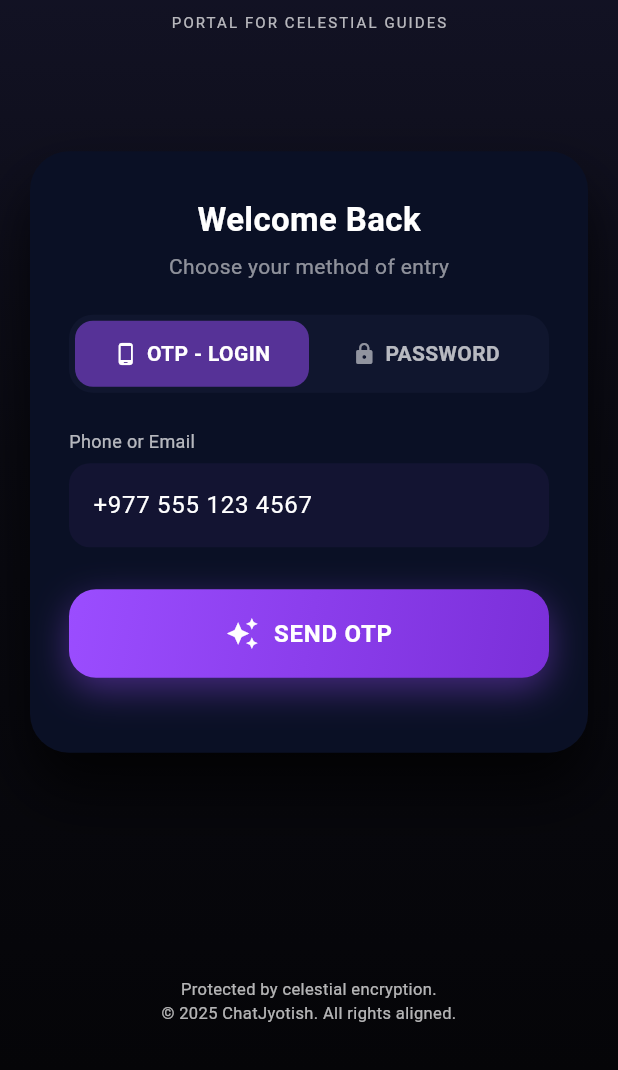
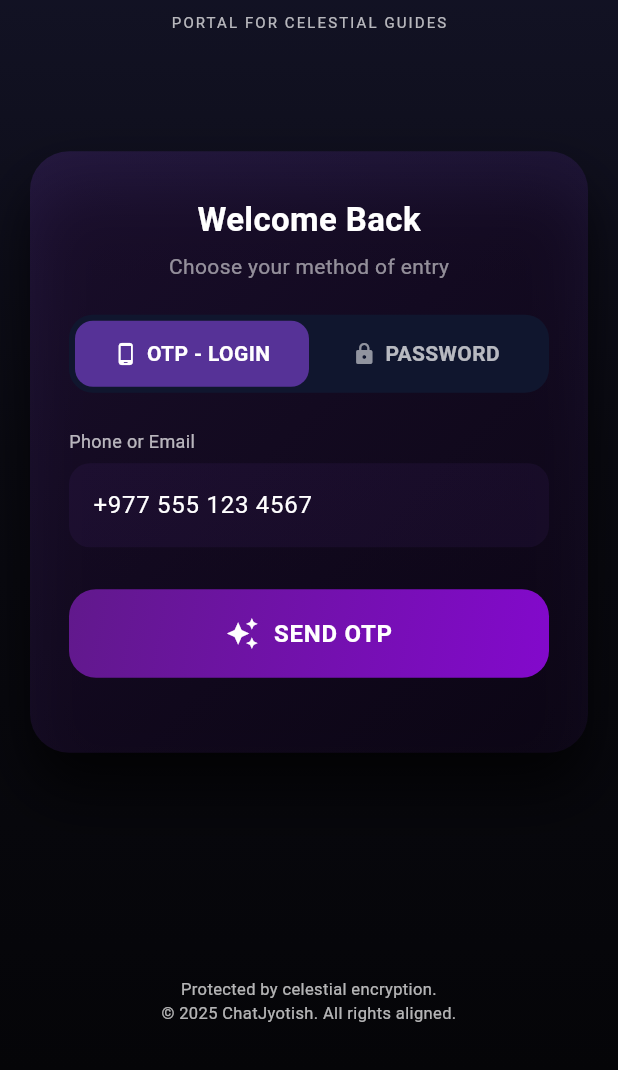
Before and after one commit to kripas1369/chat_joytishe, a Flutter app: the screen it shows after launch, after a tap on "Get Started", on a phone screen of 412 x 824 dp, the part 166-1236 px from its top. Run offline on Flutter 3.47's test engine with Material 3 defaults, Android fonts, the phone set to English and light mode, and no system bars; our stand-ins replace equatable, flutter_bloc, image_picker, shared_preferences; network calls fail.

Commit message:
refactor: refactor splash,otp,horoscope screen

```diff
--- a/lib/constants/constant.dart
+++ b/lib/constants/constant.dart
@@ -3,20 +3,6 @@ import 'package:flutter/material.dart';
 const Color gold = Color(0xFFF5C84C);
 const Color goldShadow = Color(0xFF6B5A1E);
 const Color cardColor = Color(0xFF0A1025);
-const Color formFieldColor = Color(0xFF10162E);
-const Color primaryPurple = Color(0xFF8B30E7);
-const Color secondaryPurple = Color(0xFF512183);
-const Gradient cardColor1 = LinearGradient(
-  begin: Alignment.topLeft,
-  end: Alignment.bottomRight,
-  colors: [Color(0xFFFF6F00), Color(0xFFFF8F00), Color(0xFFFFC107)],
-);
-const Gradient cardColor2 = LinearGradient(
-  begin: Alignment.topLeft,
-  end: Alignment.topRight,
-  // colors: [Color(0xFF8B3CF6), Color(0xFFA855F7), Color(0xFFD946EF)],
-  colors: [Color(0xFFD946EF), Color(0xFF3A0481)],
-);
 
 class AppColors {
   static const Color primaryPurple = Color(0xFF9B4DFF);
@@ -39,8 +25,8 @@ class AppColors {
   static const Color starWhite = Color(0xFFE8E8FF);
   static const Color glowPurple = Color(0x409B4DFF);
 
-   static const Color success = Color(0xFF19611C);
-   static const Color error = Color(0xFFA51010);
+  static const Color success = Color(0xFF19611C);
+  static const Color error = Color(0xFFA51010);
 
   static const LinearGradient primaryGradient = LinearGradient(
     begin: Alignment.topLeft,
@@ -71,4 +57,10 @@ class AppColors {
     colors: [AppColors.primaryPurple, AppColors.deepPurple],
     //.withOpacity 0.15,0.08
   );
+
+  static const LinearGradient splashGradient = LinearGradient(
+    colors: [Color(0xFF61198C), Color(0xFF8309CC)],
+    begin: Alignment.topLeft,
+    end: Alignment.bottomRight,
+  );
 }
--- a/lib/features/app_widgets/app_button.dart
+++ b/lib/features/app_widgets/app_button.dart
@@ -25,15 +25,8 @@ class AppButton extends StatelessWidget {
         duration: Duration(milliseconds: 200),
         padding: EdgeInsets.symmetric(vertical: 18),
         decoration: BoxDecoration(
-          gradient: gradient ?? AppColors.primaryGradient,
+          gradient: gradient ?? AppColors.splashGradient,
           borderRadius: BorderRadius.circular(18),
-          boxShadow: [
-            BoxShadow(
-              color: AppColors.primaryPurple.withOpacity(0.4),
-              blurRadius: 20,
-              offset: Offset(0, 8),
-            ),
-          ],
         ),
         child: Row(
           mainAxisAlignment: MainAxisAlignment.center,
--- a/lib/features/auth/screens/login_screen.dart
+++ b/lib/features/auth/screens/login_screen.dart
@@ -78,7 +78,7 @@ class _LoginScreenContentState extends State<LoginScreenContent>
                 onToggle: () {
                   setState(() => usePassword = !usePassword);
                 },
-                glow: glowController,
+
                 passwordVisibility: passwordVisibility,
                 onPasswordToggle: () {
                   setState(() => passwordVisibility = !passwordVisibility);
--- a/lib/features/auth/screens/otp_screen.dart
+++ b/lib/features/auth/screens/otp_screen.dart
@@ -201,7 +201,15 @@ class _OtpScreenContentState extends State<OtpScreenContent> {
     return Container(
       padding: EdgeInsets.all(24),
       decoration: BoxDecoration(
-        color: cardColor,
+        gradient: LinearGradient(
+          begin: Alignment.topLeft,
+          end: Alignment.bottomRight,
+          colors: [
+            AppColors.primaryPurple.withOpacity(0.15),
+            AppColors.deepPurple.withOpacity(0.08),
+          ],
+        ),
+        // color: cardColor,
         borderRadius: BorderRadius.circular(20),
       ),
       child: Column(
--- a/lib/features/auth/screens/splash_screen.dart
+++ b/lib/features/auth/screens/splash_screen.dart
@@ -1,6 +1,8 @@
 import 'dart:math';
 import 'package:chat_jyotishi/features/auth/widgets/app_button_splash.dart';
 import 'package:flutter/material.dart';
+import 'package:flutter/services.dart';
+import '../../../constants/constant.dart';
 import 'login_screen.dart';
 
 class SplashScreen extends StatefulWidget {
@@ -32,14 +34,32 @@ class _SplashScreenState extends State<SplashScreen>
 
   @override
   Widget build(BuildContext context) {
+    SystemChrome.setSystemUIOverlayStyle(
+      const SystemUiOverlayStyle(
+        statusBarColor: Colors.transparent,
+        statusBarIconBrightness: Brightness.light,
+      ),
+    );
+
+    final screenWidth = MediaQuery.of(context).size.width;
+
     return Scaffold(
       body: Stack(
         fit: StackFit.expand,
         children: [
-          Image.asset('assets/image/splash_image.jpg', fit: BoxFit.cover),
-          Opacity(opacity: 0.6, child: Container(color: Colors.black)),
-          const TwinklingStars(starCount: 3),
+          Container(decoration: BoxDecoration(color: Colors.black)),
 
+          // Opacity(
+          //   opacity: 0.4,
+          //   child: ClipOval(
+          //     child: Image.asset(
+          //       'assets/logo/logo.png',
+          //       width: screenWidth,
+          //       height: screenWidth,
+          //       fit: BoxFit.contain,
+          //     ),
+          //   ),
+          // ),
           Center(
             child: AnimatedBuilder(
               animation: _rotationController,
@@ -51,8 +71,8 @@ class _SplashScreenState extends State<SplashScreen>
                     child: ClipOval(
                       child: Image.asset(
                         'assets/image/splash_image1.webp',
-                        width: MediaQuery.of(context).size.width * 1,
-                        height: MediaQuery.of(context).size.width * 1,
+                        width: screenWidth,
+                        height: screenWidth,
                         fit: BoxFit.contain,
                       ),
                     ),
@@ -62,70 +82,35 @@ class _SplashScreenState extends State<SplashScreen>
             ),
           ),
 
-          Padding(
-            padding: const EdgeInsets.symmetric(horizontal: 24),
-            child: Column(
-              mainAxisAlignment: MainAxisAlignment.center,
-              crossAxisAlignment: CrossAxisAlignment.center,
-              children: [
-                Opacity(
-                  opacity: 0.9,
-                  child: ShaderMask(
-                    shaderCallback: (bounds) => LinearGradient(
-                      colors: [
-                        Color(0xFFAC40ED),
-                        Color(0xFFD81B60),
-                        Color(0xFFF1A441),
-                      ],
-                    ).createShader(bounds),
-                    child: Text(
-                      'Chat Jyotish',
-                      textAlign: TextAlign.center,
-                      style: TextStyle(
-                        fontSize: 36,
-                        fontWeight: FontWeight.bold,
-                        letterSpacing: 1.2,
-                        color: Colors.white,
+          // Twinkling stars
+          const TwinklingStars(starCount: 3),
+
+          SafeArea(
+            child: Align(
+              alignment: Alignment.topCenter,
+              child: Padding(
+                padding: EdgeInsets.only(top: 50, left: 16, right: 16),
+                child: Image.asset(
+                  'assets/logo/name_logo.png',
+                  fit: BoxFit.contain,
+                  width: screenWidth * 0.6,
                 ),
               ),
             ),
           ),
-                SizedBox(height: 8),
-                Opacity(
-                  opacity: 0.75,
-                  child: Text(
-                    'Discover Your Cosmic Path',
-                    textAlign: TextAlign.center,
-                    style: TextStyle(
-                      fontSize: 22,
-                      fontWeight: FontWeight.bold,
-                      letterSpacing: 1.2,
-                      color: Colors.white70,
-                    ),
-                  ),
-                ),
-                SizedBox(height: 8),
-                Opacity(
-                  opacity: 0.7,
-                  child: Text(
-                    'Connect with Verified Expert Astrologers',
-                    textAlign: TextAlign.center,
-                    style: TextStyle(fontSize: 12, color: Colors.white70),
-                  ),
-                ),
-                SizedBox(height: 40),
-                SizedBox(
+
+          Align(
+            alignment: Alignment.bottomCenter,
+            child: Padding(
+              padding: EdgeInsets.only(bottom: 66),
+              child: SizedBox(
                 width: 240,
                 child: AppButton(
                   title: 'Get Started',
-                    suffixIcon: Icon(
-                      Icons.arrow_forward,
-                      color: Colors.white70,
-                    ),
+                  suffixIcon: Icon(Icons.arrow_forward, color: Colors.white70),
                   onTap: _onGetStarted,
                 ),
               ),
-              ],
             ),
           ),
         ],
@@ -136,7 +121,7 @@ class _SplashScreenState extends State<SplashScreen>
   void _onGetStarted() {
     Navigator.pushReplacement(
       context,
-      MaterialPageRoute(builder: (context) => LoginScreen()),
+      MaterialPageRoute(builder: (context) => const LoginScreen()),
     );
   }
 }
--- a/lib/features/auth/widgets/app_button_splash.dart
+++ b/lib/features/auth/widgets/app_button_splash.dart
@@ -24,9 +24,7 @@ class AppButton extends StatelessWidget {
       height: height ?? 50,
       decoration: BoxDecoration(
         gradient: LinearGradient(
-          colors:
-              gradientColors ??
-              [Color(0xFFAC40ED), Color(0xFFD81B60), Color(0xFFFF8F00)],
+          colors: gradientColors ?? [Color(0xFF460C68), Color(0xFF8309CC)],
           begin: Alignment.topLeft,
           end: Alignment.bottomRight,
         ),
--- a/lib/features/auth/widgets/input_field.dart
+++ b/lib/features/auth/widgets/input_field.dart
@@ -37,7 +37,7 @@ class InputField extends StatelessWidget {
                 ? Icon(prefixIcon, color: Colors.white70)
                 : null,
             suffixIcon: suffixIcon != null
-                ? Icon(suffixIcon, color: gold)
+                ? Icon(suffixIcon, color: Colors.white)
                 : null,
             hintText: hint,
             hintStyle: TextStyle(color: Colors.white),
--- a/lib/features/auth/widgets/login_card.dart
+++ b/lib/features/auth/widgets/login_card.dart
@@ -1,4 +1,6 @@
 import 'package:chat_jyotishi/features/app_widgets/show_top_snackBar.dart';
+import 'package:chat_jyotishi/features/auth/widgets/input_field.dart';
+import 'package:chat_jyotishi/features/auth/widgets/method_toggle.dart';
 import 'package:flutter/material.dart';
 import 'package:flutter_bloc/flutter_bloc.dart';
 
@@ -8,21 +10,17 @@ import '../bloc/auth_bloc.dart';
 import '../bloc/auth_events.dart';
 import '../bloc/auth_states.dart';
 import '../screens/otp_screen.dart';
-import 'input_field.dart';
-import 'method_toggle.dart';
 
 class LoginCard extends StatefulWidget {
   final bool usePassword;
   final VoidCallback onToggle;
   final bool passwordVisibility;
   final VoidCallback onPasswordToggle;
-  final Animation<double> glow;
 
   const LoginCard({
     super.key,
     required this.usePassword,
     required this.onToggle,
-    required this.glow,
     required this.passwordVisibility,
     required this.onPasswordToggle,
   });
@@ -55,8 +53,11 @@ class _LoginCardState extends State<LoginCard> {
             showDialog(
               context: context,
               barrierDismissible: false,
-              builder: (_) =>
-                  Center(child: CircularProgressIndicator(color: gold)),
+              builder: (_) => Center(
+                child: CircularProgressIndicator(
+                  color: AppColors.primaryPurple,
+                ),
+              ),
             );
           }
         } else {
@@ -65,6 +66,7 @@ class _LoginCardState extends State<LoginCard> {
             Navigator.of(context).pop();
           }
         }
+
         if (state is AuthOtpLoadedState) {
           Navigator.push(
             context,
@@ -78,7 +80,6 @@ class _LoginCardState extends State<LoginCard> {
         }
 
         if (state is AuthErrorState) {
-          debugPrint(state.message);
           ScaffoldMessenger.of(context).showSnackBar(
             SnackBar(content: Text(state.message), backgroundColor: Colors.red),
           );
@@ -89,7 +90,14 @@ class _LoginCardState extends State<LoginCard> {
           width: 380,
           padding: EdgeInsets.fromLTRB(26, 30, 26, 28),
           decoration: BoxDecoration(
-            color: cardColor,
+            gradient: LinearGradient(
+              begin: Alignment.topLeft,
+              end: Alignment.bottomRight,
+              colors: [
+                AppColors.primaryPurple.withOpacity(0.15),
+                AppColors.deepPurple.withOpacity(0.08),
+              ],
+            ),
             borderRadius: BorderRadius.circular(26),
             boxShadow: [
               BoxShadow(
@@ -116,8 +124,11 @@ class _LoginCardState extends State<LoginCard> {
                 style: TextStyle(color: Colors.white54),
               ),
               SizedBox(height: 22),
+
               MethodToggle(active: widget.usePassword, onTap: widget.onToggle),
+
               SizedBox(height: 24),
+
               AnimatedSwitcher(
                 duration: Duration(milliseconds: 300),
                 child: widget.usePassword
@@ -180,15 +191,10 @@ class _LoginCardState extends State<LoginCard> {
                         ],
                       ),
               ),
+
               SizedBox(height: 28),
-              AnimatedBuilder(
-                animation: widget.glow,
-                builder: (_, __) {
-                  return Container(
-                    decoration: BoxDecoration(
-                      borderRadius: BorderRadius.circular(18),
-                    ),
-                    child: AppButton(
+
+              AppButton(
                 title: widget.usePassword ? 'LOGIN' : 'SEND OTP',
                 isLoading: state is AuthLoadingState,
                 icon: Icons.auto_awesome,
@@ -206,8 +212,6 @@ class _LoginCardState extends State<LoginCard> {
                       );
                       return;
                     }
-
-                          // context.read<AuthBloc>().add(LoginWithPasswordEvent(...));
                   } else {
                     final phone = phoneController.text.trim();
 
@@ -220,13 +224,11 @@ class _LoginCardState extends State<LoginCard> {
                       );
                       return;
                     }
+
                     context.read<AuthBloc>().add(
                       SendOtpEvent(phoneNumber: phone),
                     );
                   }
-                      },
-                    ),
-                  );
                 },
               ),
 
--- a/lib/features/home/screens/horroscope_screen.dart
+++ b/lib/features/home/screens/horroscope_screen.dart
@@ -33,6 +33,11 @@ class _HoroscopeGridScreenState extends State<HoroscopeScreen> {
       body: Stack(
         children: [
           StarFieldBackground(),
+          Container(
+            decoration: BoxDecoration(
+              gradient: AppColors.backgroundGradient.withOpacity(0.8),
+            ),
+          ),
 
           SafeArea(
             child: Column(
@@ -92,15 +97,19 @@ class _HoroscopeGridScreenState extends State<HoroscopeScreen> {
   Widget _zodiacCard(int index, String name, String icon) {
     bool isHovered = hoveredIndex == index;
 
-    return MouseRegion(
-      onEnter: (_) => setState(() => hoveredIndex = index),
-      onExit: (_) => setState(() => hoveredIndex = -1),
-      child: InkWell(
+    return InkWell(
       onTap: () {},
       child: Container(
         padding: EdgeInsets.all(12),
         decoration: BoxDecoration(
-            gradient: cardColor2.withOpacity(0.9),
+          gradient: LinearGradient(
+            begin: Alignment.topLeft,
+            end: Alignment.bottomRight,
+            colors: [
+              AppColors.primaryPurple.withOpacity(0.4),
+              AppColors.deepPurple.withOpacity(0.08),
+            ],
+          ),
           borderRadius: BorderRadius.circular(16),
           border: Border.all(color: Colors.white24),
           boxShadow: isHovered
@@ -113,7 +122,6 @@ class _HoroscopeGridScreenState extends State<HoroscopeScreen> {
                   ),
                 ],
         ),
-          transform: Matrix4.identity()..scale(isHovered ? 1.05 : 1.0),
         child: Column(
           mainAxisAlignment: MainAxisAlignment.center,
           children: [
@@ -130,7 +138,6 @@ class _HoroscopeGridScreenState extends State<HoroscopeScreen> {
           ],
         ),
       ),
-      ),
     );
   }
 }
--- a/lib/features/profile/screens/user_profile_screen.dart
+++ b/lib/features/profile/screens/user_profile_screen.dart
@@ -19,7 +19,6 @@ class _UserProfileScreenState extends State<UserProfileScreen>
   File? profileImage;
   final ImagePicker picker = ImagePicker();
 
-  // Controllers
   final TextEditingController nameController = TextEditingController();
   final TextEditingController dobController = TextEditingController();
   final TextEditingController tobController = TextEditingController();
@@ -92,9 +91,7 @@ class _UserProfileScreenState extends State<UserProfileScreen>
       body: Stack(
         children: [
           Container(
-            decoration: const BoxDecoration(
-              gradient: AppColors.backgroundGradient,
-            ),
+            decoration: BoxDecoration(gradient: AppColors.backgroundGradient),
           ),
 
           Positioned(
@@ -792,15 +789,8 @@ class _UserProfileScreenState extends State<UserProfileScreen>
         duration: Duration(milliseconds: 200),
         padding: EdgeInsets.symmetric(vertical: 18),
         decoration: BoxDecoration(
-          gradient: AppColors.primaryGradient,
+          gradient: AppColors.splashGradient,
           borderRadius: BorderRadius.circular(18),
-          boxShadow: [
-            BoxShadow(
-              color: AppColors.primaryPurple.withOpacity(0.4),
-              blurRadius: 20,
-              offset: Offset(0, 8),
-            ),
-          ],
         ),
         child: Row(
           mainAxisAlignment: MainAxisAlignment.center,
--- a/pubspec.yaml
+++ b/pubspec.yaml
@@ -66,6 +66,9 @@ flutter:
   assets:
     - assets/image/splash_image.jpg
     - assets/image/splash_image1.webp
+    - assets/image/image.png
+    - assets/logo/logo.png
+    - assets/logo/name_logo.png
 
   # An image asset can refer to one or more resolution-specific "variants", see
   # https://flutter.dev/to/resolution-aware-images
```
Also changed, not shown: assets/Image/image.png (added), assets/logo/logo.png (added), assets/logo/name_logo.png (added), 1 other file. Lines whose indentation alone changed are shown as unchanged.
